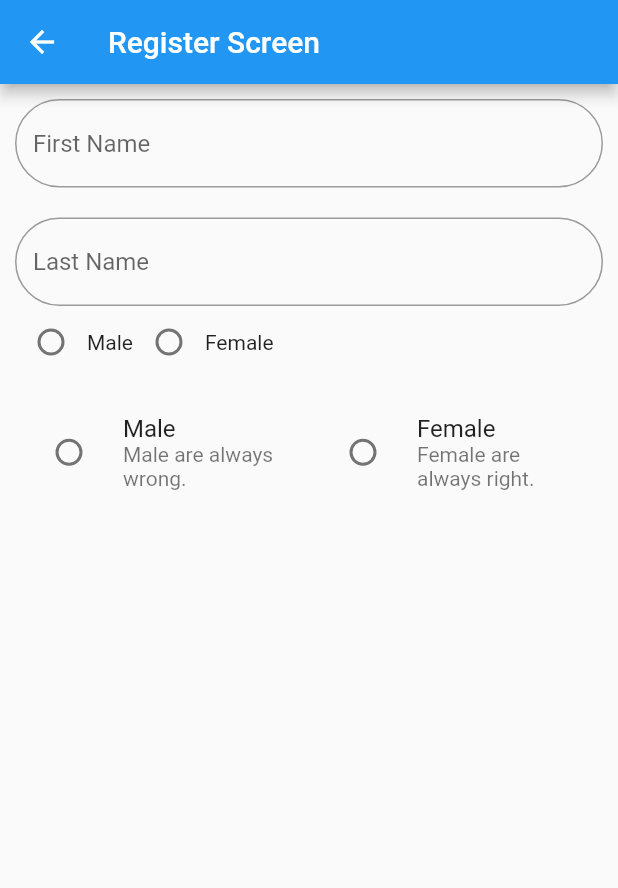
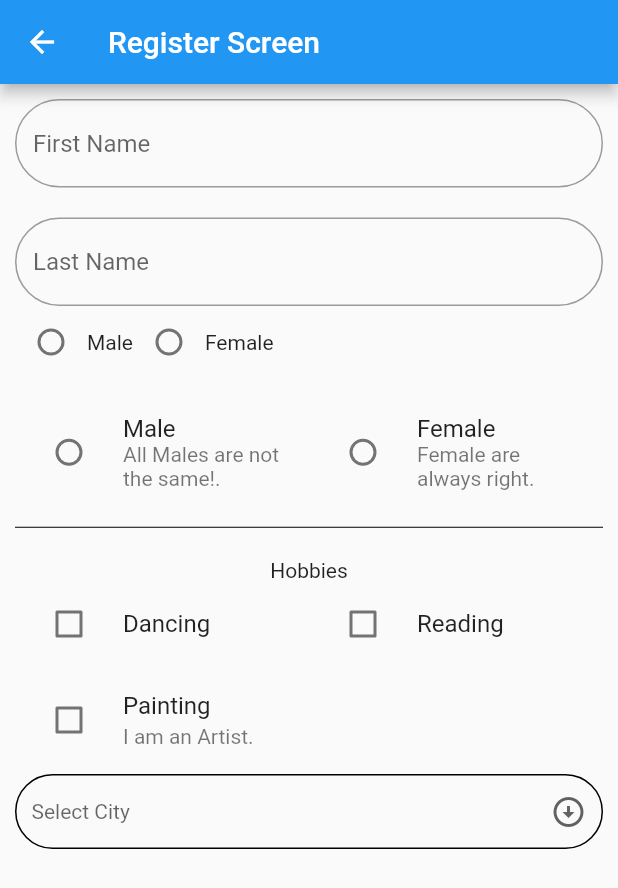
Before and after one commit to devatulparmar/batch730pm, a Flutter app: the RegisterScreen screen opened by its route, on a phone screen of 412 x 824 dp. Shown: the top 888 px of the screen. Run offline on Flutter 3.47's test engine with Material 2 defaults, Android fonts, the phone set to English and light mode, and no system bars; our stand-ins replace cached_network_image.

Commit message:
CheckBox, CheckBoxListTile, DropDownButton

```diff
--- a/lib/register_screen.dart
+++ b/lib/register_screen.dart
@@ -11,6 +11,12 @@ class _RegisterScreenState extends State<RegisterScreen> {
   int radioGroupValue = 0;
   bool isMaleSelected = false;
   bool isFemaleSelected = false;
+
+  bool isDancingChecked = false;
+  bool isReadingChecked = false;
+  bool isPaintingChecked = false;
+
+  String? dropDownValue;
 
   @override
   Widget build(BuildContext context) {
@@ -105,7 +111,7 @@ class _RegisterScreenState extends State<RegisterScreen> {
                     groupValue: radioGroupValue,
                     activeColor: Colors.red,
                     title: const Text('Male'),
-                    subtitle: const Text('Male are always wrong.'),
+                    subtitle: const Text('All Males are not the same!.'),
                     selected: isMaleSelected,
                     selectedTileColor: Colors.blue.shade100,
                     shape: RoundedRectangleBorder(
@@ -142,6 +148,134 @@ class _RegisterScreenState extends State<RegisterScreen> {
                 ),
               ],
             ),
+            const SizedBox(height: 20),
+            const Divider(
+              color: Colors.black,
+              height: 1,
+            ),
+            const SizedBox(height: 20),
+            const Text('Hobbies'),
+            Row(
+              children: [
+                // Checkbox(
+                //   value: isChecked,
+                //   activeColor: Colors.black,
+                //   shape: RoundedRectangleBorder(
+                //     borderRadius: BorderRadius.circular(35),
+                //   ),
+                //   checkColor: Colors.green,
+                //   onChanged: (bool? value) {
+                //     isChecked = value!;
+                //     setState(() {});
+                //   },
+                // ),
+                Flexible(
+                  flex: 1,
+                  child: CheckboxListTile(
+                    value: isDancingChecked,
+                    activeColor: Colors.black,
+                    // shape: RoundedRectangleBorder(
+                    //   borderRadius: BorderRadius.circular(35),
+                    // ),
+                    checkColor: Colors.green,
+                    // checkboxShape: RoundedRectangleBorder(
+                    //   borderRadius: BorderRadius.circular(35),
+                    // ),
+                    controlAffinity: ListTileControlAffinity.leading,
+                    title: const Text('Dancing'),
+                    onChanged: (bool? value) {
+                      isDancingChecked = value!;
+                      setState(() {});
+                    },
+                  ),
+                ),
+                Flexible(
+                  flex: 1,
+                  child: CheckboxListTile(
+                    value: isReadingChecked,
+                    activeColor: Colors.black,
+                    // shape: RoundedRectangleBorder(
+                    //   borderRadius: BorderRadius.circular(35),
+                    // ),
+                    checkColor: Colors.green,
+                    // checkboxShape: RoundedRectangleBorder(
+                    //   borderRadius: BorderRadius.circular(35),
+                    // ),
+                    controlAffinity: ListTileControlAffinity.leading,
+                    title: const Text('Reading'),
+                    onChanged: (bool? value) {
+                      isReadingChecked = value!;
+                      setState(() {});
+                    },
+                  ),
+                ),
+              ],
+            ),
+            Row(
+              children: [
+                Flexible(
+                  flex: 1,
+                  child: CheckboxListTile(
+                    value: isPaintingChecked,
+                    activeColor: Colors.black,
+                    // shape: RoundedRectangleBorder(
+                    //   borderRadius: BorderRadius.circular(35),
+                    // ),
+                    checkColor: Colors.green,
+                    // checkboxShape: RoundedRectangleBorder(
+                    //   borderRadius: BorderRadius.circular(35),
+                    // ),
+                    controlAffinity: ListTileControlAffinity.leading,
+                    title: const Text('Painting'),
+                    subtitle: const Text('I am an Artist.'),
+                    onChanged: (bool? value) {
+                      isPaintingChecked = value!;
+                      setState(() {});
+                    },
+                  ),
+                ),
+              ],
+            ),
+            Container(
+              decoration: BoxDecoration(
+                border: Border.all(color: Colors.black),
+                borderRadius: BorderRadius.circular(35),
+              ),
+              child: Padding(
+                padding: const EdgeInsets.symmetric(horizontal: 10),
+                child: DropdownButton(
+                  value: dropDownValue,
+                  icon: const Icon(Icons.arrow_circle_down),
+                  elevation: 16,
+                  style: const TextStyle(color: Colors.deepPurple),
+                  underline: Container(),
+                  items: const [
+                    DropdownMenuItem(
+                      value: "Vadodara",
+                      child: Text('Vadodara City'),
+                    ),
+                    DropdownMenuItem(
+                      value: "Ahmedabad",
+                      child: Text('Ahmedabad City'),
+                    ),
+                    DropdownMenuItem(
+                      value: "Surat",
+                      child: Text('Surat City'),
+                    ),
+                    DropdownMenuItem(
+                      value: "Rajkot",
+                      child: Text('Rajkot City'),
+                    ),
+                  ],
+                  hint: const Text('Select City'),
+                  isExpanded: true,
+                  onChanged: (value) {
+                    dropDownValue = value!;
+                    setState(() {});
+                  },
+                ),
+              ),
+            ),
           ],
         ),
       ),
```
